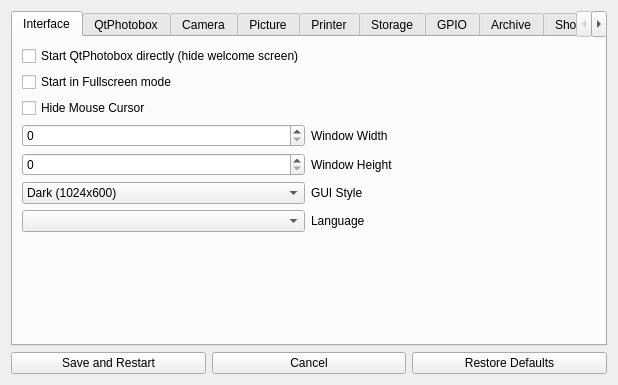
Qt form gui/settingswidget.ui (andyboeh/qtphotobox) before a commit.
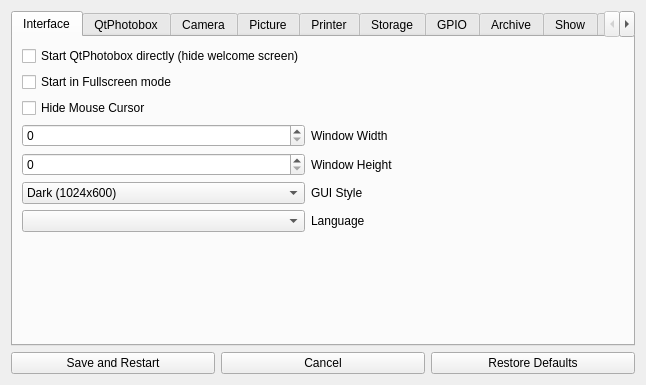
The same form after that commit.

What changed in the file:
```diff
--- a/gui/settingswidget.ui
+++ b/gui/settingswidget.ui
@@ -6,7 +6,7 @@
    <rect>
     <x>0</x>
     <y>0</y>
-    <width>618</width>
+    <width>646</width>
     <height>385</height>
    </rect>
   </property>
```
Left out of the diff: 5 changed lines with no effect on the pictures.
